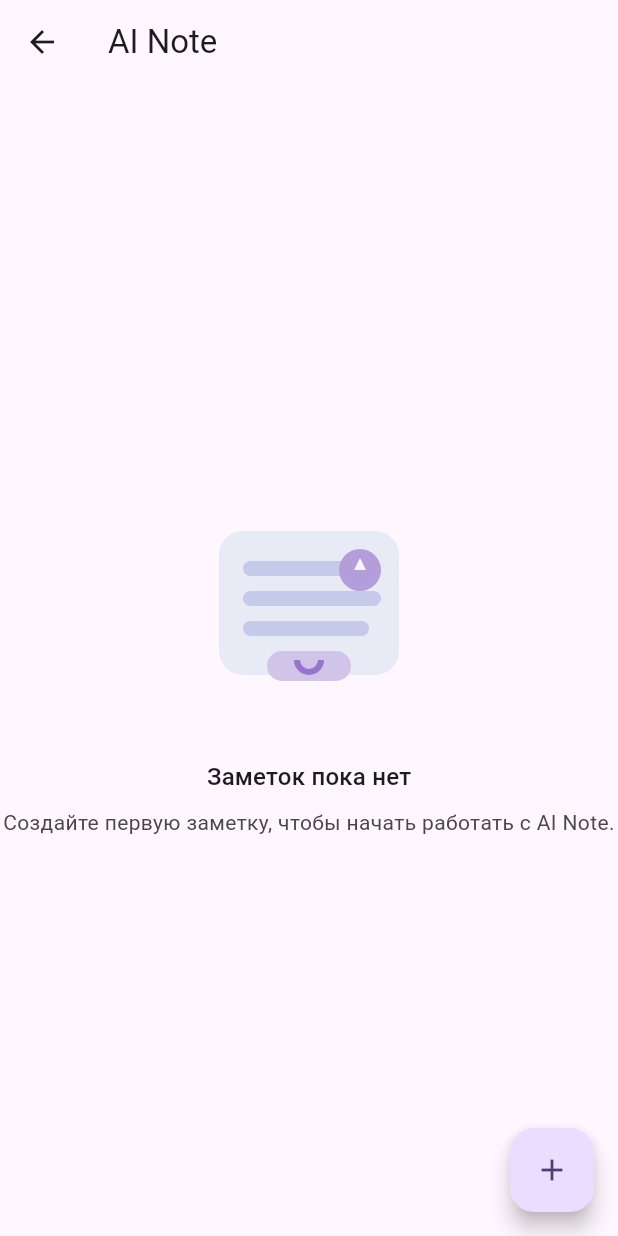
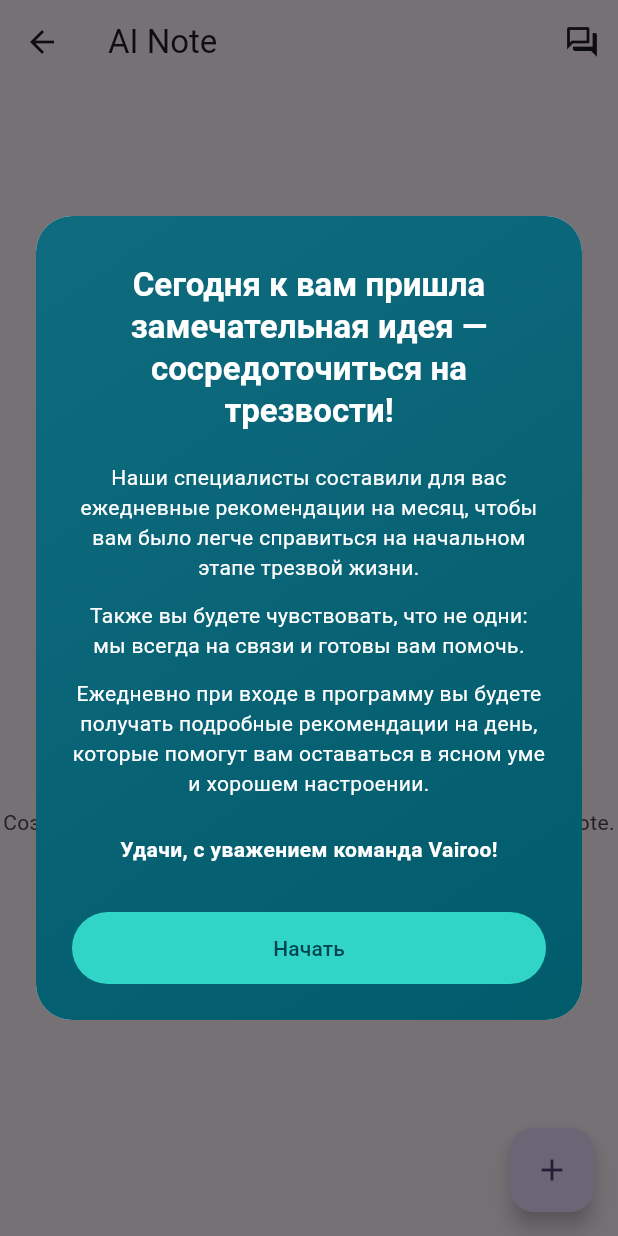
Before and after one commit to Sobol17/vairoo-app, a Flutter app: the _HomeView screen opened directly, on a phone screen of 412 x 824 dp. Run offline on Flutter 3.47's test engine with Material 3 defaults, Android fonts, the phone set to English and light mode, and no system bars; our stand-ins replace dio, equatable, flutter_svg, shared_preferences; accounts and stored records are empty.

Commit message:
update disclaimers

```diff
--- a/lib/src/core/storage/preferences_storage.dart
+++ b/lib/src/core/storage/preferences_storage.dart
@@ -18,5 +18,9 @@ class PreferencesStorage {
   Future<bool> setStringList(String key, List<String> values) =>
       _prefs.setStringList(key, values);
 
+  bool? getBool(String key) => _prefs.getBool(key);
+
+  Future<bool> setBool(String key, bool value) => _prefs.setBool(key, value);
+
   Future<bool> remove(String key) => _prefs.remove(key);
 }
--- /dev/null
+++ b/lib/src/features/disclaimer/data/datasources/disclaimer_local_data_source.dart
@@ -0,0 +1,17 @@
+import 'package:ai_note/src/core/storage/preferences_storage.dart';
+import 'package:ai_note/src/features/disclaimer/domain/entities/disclaimer_type.dart';
+
+class DisclaimerLocalDataSource {
+  DisclaimerLocalDataSource(this._storage);
+
+  final PreferencesStorage _storage;
+
+  Future<bool> isAccepted(DisclaimerType type) async =>
+      _storage.getBool(_key(type)) ?? false;
+
+  Future<void> markAccepted(DisclaimerType type) async {
+    await _storage.setBool(_key(type), true);
+  }
+
+  String _key(DisclaimerType type) => 'disclaimer_${type.name}_accepted';
+}
--- /dev/null
+++ b/lib/src/features/disclaimer/data/repositories/disclaimer_repository_impl.dart
@@ -0,0 +1,19 @@
+import 'package:ai_note/src/features/disclaimer/data/datasources/disclaimer_local_data_source.dart';
+import 'package:ai_note/src/features/disclaimer/domain/entities/disclaimer_type.dart';
+import 'package:ai_note/src/features/disclaimer/domain/repositories/disclaimer_repository.dart';
+
+class DisclaimerRepositoryImpl implements DisclaimerRepository {
+  DisclaimerRepositoryImpl(this._localDataSource);
+
+  final DisclaimerLocalDataSource _localDataSource;
+
+  @override
+  Future<bool> isAccepted(DisclaimerType type) {
+    return _localDataSource.isAccepted(type);
+  }
+
+  @override
+  Future<void> markAccepted(DisclaimerType type) {
+    return _localDataSource.markAccepted(type);
+  }
+}
--- /dev/null
+++ b/lib/src/features/disclaimer/domain/entities/disclaimer_type.dart
@@ -0,0 +1,4 @@
+enum DisclaimerType {
+  main,
+  chat,
+}
--- /dev/null
+++ b/lib/src/features/disclaimer/domain/repositories/disclaimer_repository.dart
@@ -0,0 +1,7 @@
+import 'package:ai_note/src/features/disclaimer/domain/entities/disclaimer_type.dart';
+
+abstract class DisclaimerRepository {
+  Future<bool> isAccepted(DisclaimerType type);
+
+  Future<void> markAccepted(DisclaimerType type);
+}
--- /dev/null
+++ b/lib/src/features/disclaimer/presentation/controllers/disclaimer_controller.dart
@@ -0,0 +1,33 @@
+import 'dart:async';
+
+import 'package:flutter/foundation.dart';
+
+import 'package:ai_note/src/features/disclaimer/domain/entities/disclaimer_type.dart';
+import 'package:ai_note/src/features/disclaimer/domain/repositories/disclaimer_repository.dart';
+
+class DisclaimerController extends ChangeNotifier {
+  DisclaimerController({
+    required DisclaimerRepository repository,
+  }) : _repository = repository;
+
+  final DisclaimerRepository _repository;
+  final Map<DisclaimerType, bool> _cache = {};
+
+  Future<bool> isAccepted(DisclaimerType type) async {
+    if (_cache.containsKey(type)) {
+      return _cache[type]!;
+    }
+    final accepted = await _repository.isAccepted(type);
+    _cache[type] = accepted;
+    return accepted;
+  }
+
+  Future<void> markAccepted(DisclaimerType type) async {
+    await _repository.markAccepted(type);
+    final alreadyAccepted = _cache[type] == true;
+    _cache[type] = true;
+    if (!alreadyAccepted) {
+      notifyListeners();
+    }
+  }
+}
--- /dev/null
+++ b/lib/src/features/disclaimer/presentation/widgets/main_disclaimer_dialog.dart
@@ -0,0 +1,94 @@
+import 'package:flutter/material.dart';
+
+class MainDisclaimerDialog extends StatelessWidget {
+  const MainDisclaimerDialog({super.key});
+
+  @override
+  Widget build(BuildContext context) {
+    final theme = Theme.of(context);
+    final titleStyle = theme.textTheme.titleLarge?.copyWith(
+      fontWeight: FontWeight.w700,
+      color: const Color(0xFF003F4F),
+    );
+    final bodyStyle = theme.textTheme.bodyMedium?.copyWith(
+      height: 1.4,
+      color: const Color(0xFF0A2A35),
+    );
+
+    return Dialog(
+      insetPadding: const EdgeInsets.symmetric(horizontal: 24),
+      shape: RoundedRectangleBorder(
+        borderRadius: BorderRadius.circular(24),
+      ),
+      child: Container(
+        decoration: const BoxDecoration(
+          gradient: LinearGradient(
+            begin: Alignment.topLeft,
+            end: Alignment.bottomRight,
+            colors: [
+              Color(0xFF0F6C7F),
+              Color(0xFF005B6B),
+            ],
+          ),
+          borderRadius: BorderRadius.all(Radius.circular(24)),
+        ),
+        child: Padding(
+          padding: const EdgeInsets.fromLTRB(24, 32, 24, 24),
+          child: SingleChildScrollView(
+            child: Column(
+              mainAxisSize: MainAxisSize.min,
+              crossAxisAlignment: CrossAxisAlignment.stretch,
+              children: [
+                Text(
+                  'Сегодня к вам пришла замечательная идея — сосредоточиться на трезвости!',
+                  style: titleStyle?.copyWith(color: Colors.white),
+                  textAlign: TextAlign.center,
+                ),
+                const SizedBox(height: 20),
+                Text(
+                  'Наши специалисты составили для вас ежедневные рекомендации на месяц, чтобы вам было легче справиться на начальном этапе трезвой жизни.',
+                  style: bodyStyle?.copyWith(color: Colors.white),
+                  textAlign: TextAlign.center,
+                ),
+                const SizedBox(height: 12),
+                Text(
+                  'Также вы будете чувствовать, что не одни: мы всегда на связи и готовы вам помочь.',
+                  style: bodyStyle?.copyWith(color: Colors.white),
+                  textAlign: TextAlign.center,
+                ),
+                const SizedBox(height: 12),
+                Text(
+                  'Ежедневно при входе в программу вы будете получать подробные рекомендации на день, которые помогут вам оставаться в ясном уме и хорошем настроении.',
+                  style: bodyStyle?.copyWith(color: Colors.white),
+                  textAlign: TextAlign.center,
+                ),
+                const SizedBox(height: 24),
+                Text(
+                  'Удачи, с уважением команда Vairoo!',
+                  style: bodyStyle?.copyWith(
+                    fontWeight: FontWeight.w600,
+                    color: Colors.white,
+                  ),
+                  textAlign: TextAlign.center,
+                ),
+                const SizedBox(height: 32),
+                FilledButton(
+                  style: FilledButton.styleFrom(
+                    backgroundColor: const Color(0xFF30D5C8),
+                    foregroundColor: const Color(0xFF00444F),
+                    padding: const EdgeInsets.symmetric(vertical: 14),
+                    shape: RoundedRectangleBorder(
+                      borderRadius: BorderRadius.circular(32),
+                    ),
+                  ),
+                  onPressed: () => Navigator.of(context).pop(true),
+                  child: const Text('Начать'),
+                ),
+              ],
+            ),
+          ),
+        ),
+      ),
+    );
+  }
+}
--- a/lib/src/features/home/presentation/pages/home_page.dart
+++ b/lib/src/features/home/presentation/pages/home_page.dart
@@ -1,6 +1,10 @@
 import 'package:flutter/material.dart';
 import 'package:provider/provider.dart';
 
+import 'package:ai_note/src/features/disclaimer/domain/entities/disclaimer_type.dart';
+import 'package:ai_note/src/features/disclaimer/presentation/controllers/disclaimer_controller.dart';
+import 'package:ai_note/src/features/disclaimer/presentation/widgets/chat_disclaimer_dialog.dart';
+import 'package:ai_note/src/features/disclaimer/presentation/widgets/main_disclaimer_dialog.dart';
 import 'package:ai_note/src/features/home/domain/entities/note.dart';
 import 'package:ai_note/src/features/home/domain/repositories/note_repository.dart';
 import 'package:ai_note/src/features/home/presentation/controllers/home_controller.dart';
@@ -20,14 +24,34 @@ class HomePage extends StatelessWidget {
   }
 }
 
-class _HomeView extends StatelessWidget {
+class _HomeView extends StatefulWidget {
   const _HomeView();
+
+  @override
+  State<_HomeView> createState() => _HomeViewState();
+}
+
+class _HomeViewState extends State<_HomeView> {
+  @override
+  void initState() {
+    super.initState();
+    WidgetsBinding.instance.addPostFrameCallback((_) {
+      _ensureMainDisclaimer();
+    });
+  }
 
   @override
   Widget build(BuildContext context) {
     return Scaffold(
       appBar: AppBar(
         title: const Text('AI Note'),
+        actions: [
+          IconButton(
+            icon: const Icon(Icons.forum_outlined),
+            tooltip: 'Чат',
+            onPressed: _handleChatTap,
+          ),
+        ],
       ),
       body: Consumer<HomeController>(
         builder: (context, controller, _) {
@@ -53,6 +77,59 @@ class _HomeView extends StatelessWidget {
       floatingActionButton: FloatingActionButton(
         onPressed: () => _showNewNoteDialog(context),
         child: const Icon(Icons.add),
+      ),
+    );
+  }
+
+  Future<void> _ensureMainDisclaimer() async {
+    final controller = context.read<DisclaimerController>();
+    final accepted = await controller.isAccepted(DisclaimerType.main);
+    if (!mounted || accepted) {
+      return;
+    }
+    final shouldMarkAccepted = await showDialog<bool>(
+          context: context,
+          barrierDismissible: false,
+          builder: (_) => const MainDisclaimerDialog(),
+        ) ??
+        false;
+    if (shouldMarkAccepted && mounted) {
+      await controller.markAccepted(DisclaimerType.main);
+    } else if (mounted) {
+      // If user somehow dismissed, schedule dialog again on next frame.
+      WidgetsBinding.instance.addPostFrameCallback((_) {
+        if (mounted) {
+          _ensureMainDisclaimer();
+        }
+      });
+    }
+  }
+
+  Future<void> _handleChatTap() async {
+    final controller = context.read<DisclaimerController>();
+    var accepted = await controller.isAccepted(DisclaimerType.chat);
+    if (!mounted) {
+      return;
+    }
+    if (!accepted) {
+      accepted = await showDialog<bool>(
+            context: context,
+            barrierDismissible: false,
+            builder: (_) => const ChatDisclaimerDialog(),
+          ) ??
+          false;
+      if (accepted && mounted) {
+        await controller.markAccepted(DisclaimerType.chat);
+      }
+    }
+    if (!mounted || !accepted) {
+      return;
+    }
+    final messenger = ScaffoldMessenger.of(context);
+    messenger.hideCurrentSnackBar();
+    messenger.showSnackBar(
+      const SnackBar(
+        content: Text('Раздел «Чат» скоро появится в приложении.'),
       ),
     );
   }
```
Also changed, not shown: lib/app/app.dart (+15 -0 lines), lib/src/features/disclaimer/presentation/widgets/chat_disclaimer_dialog.dart (added, +196 -0 lines), 1 other file.
